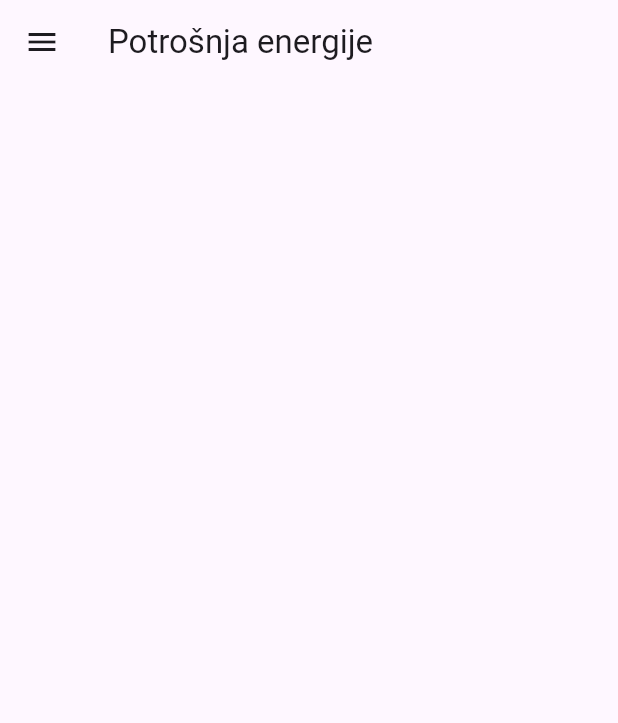
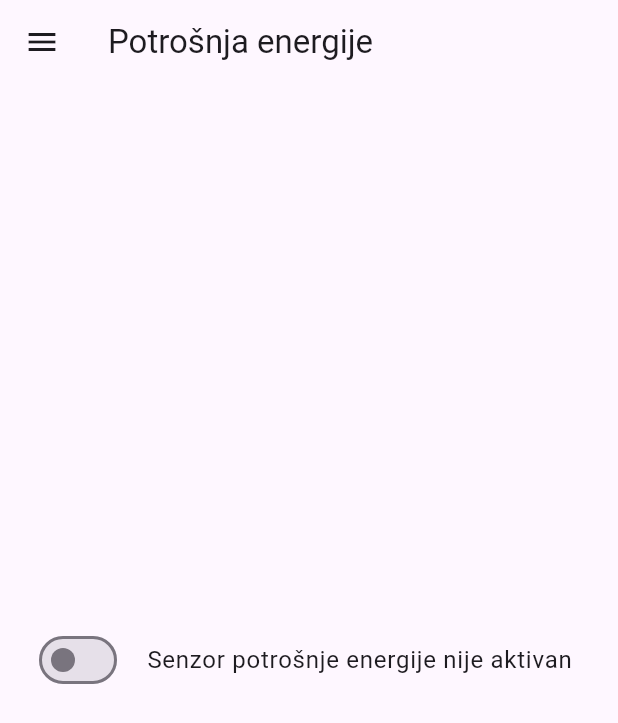
Before and after one commit to jmojzes21/Smart_Home, a Flutter app: the PowerSensorPage screen opened directly, on a phone screen of 412 x 824 dp. Shown: the top 723 px of the screen. Run offline on Flutter 3.47's test engine with Material 3 defaults, Android fonts, the phone set to English and light mode, and no system bars; our stand-ins replace multicast_dns; missing offline and left inert: file_selector.

Commit message:
Prikaz potrošnje energije

```diff
--- a/smart_leds_app/lib/models/device/device.dart
+++ b/smart_leds_app/lib/models/device/device.dart
@@ -4,6 +4,7 @@ import 'dart:io';
 
 import 'package:crypto/crypto.dart' as crypto;
 import 'package:smart_leds_app/models/firmware.dart';
+import 'package:smart_leds_app/models/power_sensor_data.dart';
 import 'package:smart_leds_app/models/wifi_network.dart';
 
 abstract class Device {
@@ -23,6 +24,9 @@ abstract class Device {
   Future<List<WifiNetwork>> getWifiNetworks() async => [];
   Future<void> updateWifiNetworks(List<WifiNetwork> networks) async {}
 
+  Future<void> setPowerSensorState(bool active) async {}
+  Future<PowerSensorData> getPowerSensorData() => throw UnimplementedError();
+
   Future<void> restart() async {}
   Future<void> changePassword(String oldPassword, String newPassword) async {}
   Future<void> updateFirmware(Firmware firmware);
--- /dev/null
+++ b/smart_leds_app/lib/models/power_sensor_data.dart
@@ -0,0 +1,21 @@
+class PowerSensorData {
+  bool isActive = false;
+
+  double current = 0;
+  double minCurrent = 0;
+  double maxCurrent = 0;
+
+  double voltage = 0;
+  double minVoltage = 0;
+  double maxVoltage = 0;
+
+  PowerSensorData();
+
+  String get currentString => '${current.round()} mA';
+  String get minCurrentString => 'Min: ${minCurrent.round()} mA';
+  String get maxCurrentString => 'Max: ${maxCurrent.round()} mA';
+
+  String get voltageString => '${voltage.toStringAsFixed(2)} V';
+  String get minVoltageString => 'Min: ${minVoltage.toStringAsFixed(2)} V';
+  String get maxVoltageString => 'Max: ${minVoltage.toStringAsFixed(2)} V';
+}
--- a/smart_leds_app/lib/pages/power_sensor/power_sensor.dart
+++ b/smart_leds_app/lib/pages/power_sensor/power_sensor.dart
@@ -1,4 +1,9 @@
+import 'dart:async';
+
 import 'package:flutter/material.dart';
+import 'package:smart_leds_app/models/device/device.dart';
+import 'package:smart_leds_app/models/power_sensor_data.dart';
+import 'package:smart_leds_app/theme.dart';
 import 'package:smart_leds_app/widgets/navigation_drawer.dart';
 
 class PowerSensorPage extends StatefulWidget {
@@ -8,9 +13,36 @@ class PowerSensorPage extends StatefulWidget {
 }
 
 class _PowerSensorPageState extends State<PowerSensorPage> {
+  var powerSensorData = PowerSensorData();
+  Timer? refreshTimer;
+
   @override
   void initState() {
     super.initState();
+    refresh();
+  }
+
+  void refresh() async {
+    var device = Device.currentDevice;
+    var data = await device.getPowerSensorData();
+
+    if (data.isActive) {
+      refreshTimer ??=
+          Timer.periodic(Duration(seconds: 2), (timer) => refresh());
+    } else {
+      refreshTimer?.cancel();
+      refreshTimer = null;
+    }
+
+    setState(() {
+      powerSensorData = data;
+    });
+  }
+
+  void changePowerSensorState(bool active) async {
+    var device = Device.currentDevice;
+    await device.setPowerSensorState(active);
+    refresh();
   }
 
   @override
@@ -20,11 +52,98 @@ class _PowerSensorPageState extends State<PowerSensorPage> {
         title: Text('Potrošnja energije'),
       ),
       drawer: AppNavigationDrawer(),
+      body: buildBody(context),
+    );
+  }
+
+  Widget buildBody(BuildContext context) {
+    var content = <Widget>[];
+
+    if (powerSensorData.isActive) {
+      content.addAll([
+        buildDataTile(
+          icon: Icons.power_outlined,
+          title: 'Jačina strije',
+          value: powerSensorData.currentString,
+          minValue: powerSensorData.minCurrentString,
+          maxValue: powerSensorData.maxCurrentString,
+          progressValue: powerSensorData.current,
+          progressMaxValue: 3000,
+        ),
+        buildDataTile(
+          icon: Icons.battery_0_bar_outlined,
+          title: 'Napon',
+          value: powerSensorData.voltageString,
+          minValue: powerSensorData.minVoltageString,
+          maxValue: powerSensorData.maxVoltageString,
+          progressValue: powerSensorData.voltage,
+          progressMaxValue: 5,
+        ),
+        SizedBox(height: 20),
+      ]);
+    }
+
+    content.add(
+      SwitchListTile(
+        value: powerSensorData.isActive,
+        controlAffinity: ListTileControlAffinity.leading,
+        title: Text(powerSensorData.isActive
+            ? 'Senzor potrošnje energije je aktivan'
+            : 'Senzor potrošnje energije nije aktivan'),
+        onChanged: (value) => changePowerSensorState(value),
+      ),
+    );
+
+    return Center(
+      child: Column(
+        mainAxisSize: MainAxisSize.min,
+        children: [
+          SizedBox(
+            width: 400,
+            child: ListView(
+              shrinkWrap: true,
+              children: content,
+            ),
+          ),
+        ],
+      ),
+    );
+  }
+
+  Widget buildDataTile({
+    required IconData icon,
+    required String title,
+    required String value,
+    required String minValue,
+    required String maxValue,
+    required double progressValue,
+    required double progressMaxValue,
+  }) {
+    double progress = progressValue / progressMaxValue;
+    if (progress > 1) progress = 1;
+
+    return ListTile(
+      leading: Icon(icon, size: 40),
+      title: Text(title, style: MyTheme.titleMedium),
+      titleAlignment: ListTileTitleAlignment.top,
+      subtitle: Column(
+        crossAxisAlignment: CrossAxisAlignment.start,
+        mainAxisSize: MainAxisSize.min,
+        children: [
+          Text(value),
+          SizedBox(height: 5),
+          LinearProgressIndicator(value: progress),
+          SizedBox(height: 5),
+          Text(minValue),
+          Text(maxValue),
+        ],
+      ),
     );
   }
 
   @override
   void dispose() {
+    refreshTimer?.cancel();
     super.dispose();
   }
 }
```
Also changed, not shown: smart_leds_app/lib/models/device/fake_device.dart (+32 -8 lines).
